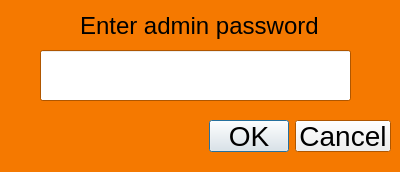
This is passworddialog.ui in ildarorama/CanPanel as Qt 5 draws it before an edit. The edited form follows.
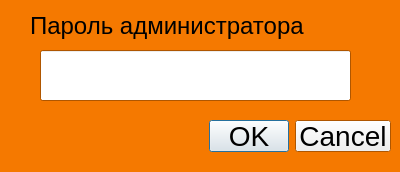
This is the edited form.

```diff
--- a/passworddialog.ui
+++ b/passworddialog.ui
@@ -107,9 +107,9 @@
   <widget class="QLabel" name="label">
    <property name="geometry">
     <rect>
-     <x>80</x>
+     <x>30</x>
      <y>10</y>
-     <width>251</width>
+     <width>341</width>
      <height>31</height>
     </rect>
    </property>
@@ -119,7 +119,7 @@
     </font>
    </property>
    <property name="text">
-    <string>Enter admin password</string>
+    <string>Пароль администратора</string>
    </property>
   </widget>
   <widget class="QLineEdit" name="passwordField">
```
